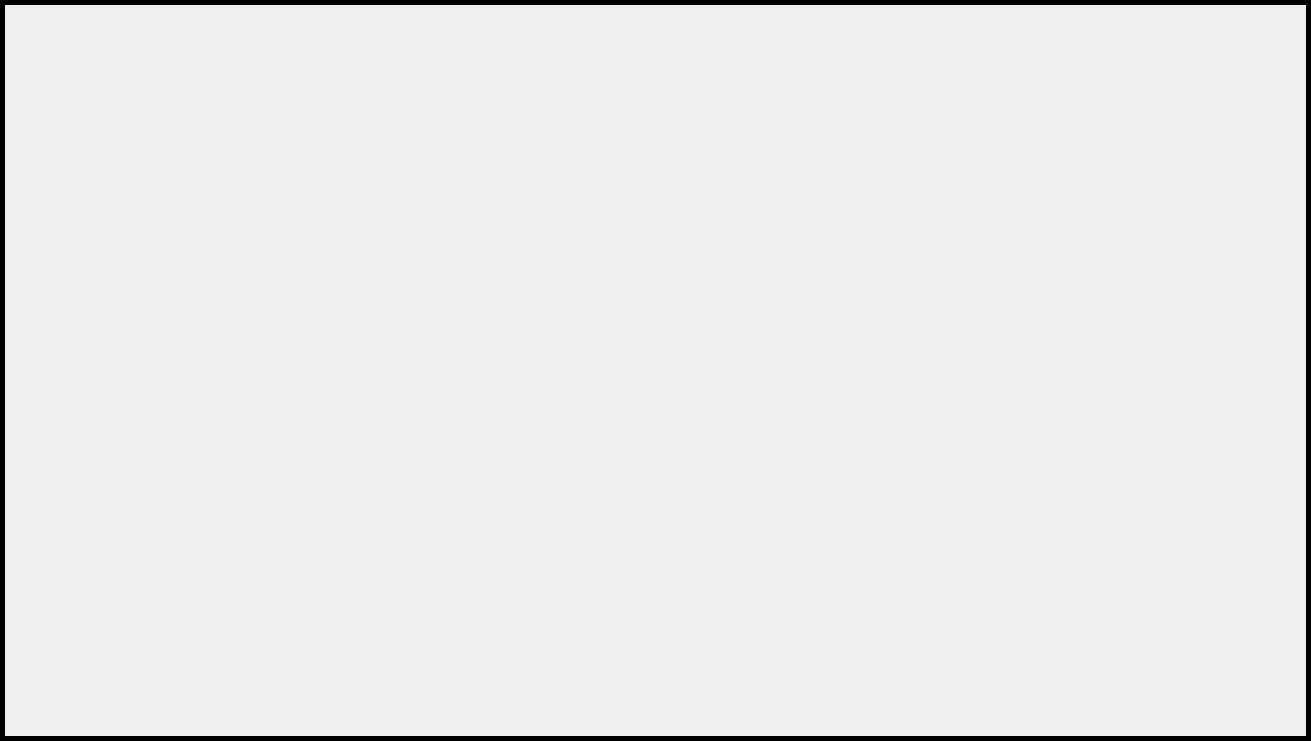
Above: history.ui from SINA-JAHANGIR/Skull-King before the change. Below: the same form after it.
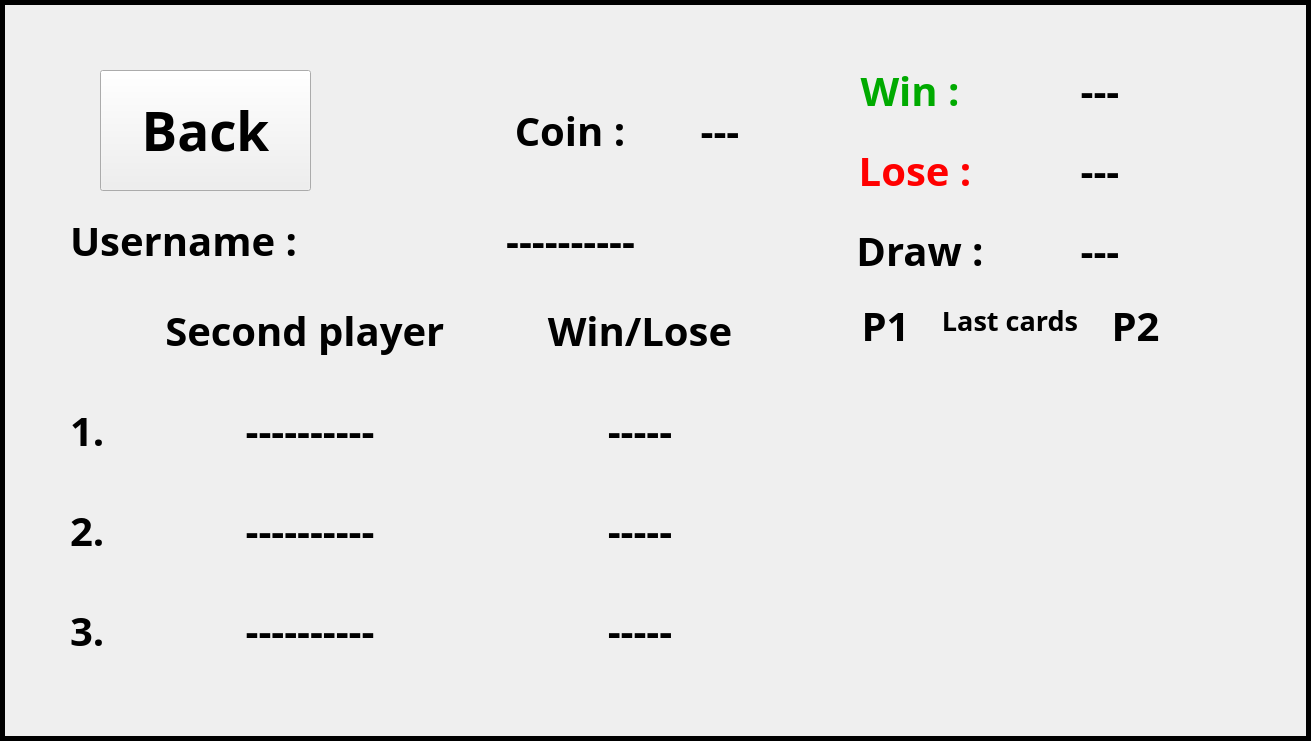
That is the form after the change. Icons and pictures are not drawn.

Commit message: Write history class

What changed in the file:
```diff
--- a/history.ui
+++ b/history.ui
@@ -36,6 +36,594 @@
      <string/>
     </property>
    </widget>
+   <widget class="QLabel" name="lbl_userrname">
+    <property name="geometry">
+     <rect>
+      <x>70</x>
+      <y>190</y>
+      <width>260</width>
+      <height>100</height>
+     </rect>
+    </property>
+    <property name="font">
+     <font>
+      <family>Tempus Sans ITC</family>
+      <pointsize>30</pointsize>
+      <bold>true</bold>
+     </font>
+    </property>
+    <property name="text">
+     <string>Username :</string>
+    </property>
+   </widget>
+   <widget class="QLabel" name="lbl_coin">
+    <property name="geometry">
+     <rect>
+      <x>500</x>
+      <y>80</y>
+      <width>140</width>
+      <height>100</height>
+     </rect>
+    </property>
+    <property name="font">
+     <font>
+      <family>Tempus Sans ITC</family>
+      <pointsize>30</pointsize>
+      <bold>true</bold>
+     </font>
+    </property>
+    <property name="text">
+     <string>Coin :</string>
+    </property>
+    <property name="alignment">
+     <set>Qt::AlignCenter</set>
+    </property>
+   </widget>
+   <widget class="QLabel" name="lbl_1">
+    <property name="geometry">
+     <rect>
+      <x>70</x>
+      <y>380</y>
+      <width>50</width>
+      <height>100</height>
+     </rect>
+    </property>
+    <property name="font">
+     <font>
+      <family>Tempus Sans ITC</family>
+      <pointsize>30</pointsize>
+      <bold>true</bold>
+     </font>
+    </property>
+    <property name="text">
+     <string>1.</string>
+    </property>
+   </widget>
+   <widget class="QLabel" name="lbl_2">
+    <property name="geometry">
+     <rect>
+      <x>70</x>
+      <y>480</y>
+      <width>50</width>
+      <height>100</height>
+     </rect>
+    </property>
+    <property name="font">
+     <font>
+      <family>Tempus Sans ITC</family>
+      <pointsize>30</pointsize>
+      <bold>true</bold>
+     </font>
+    </property>
+    <property name="text">
+     <string>2.</string>
+    </property>
+   </widget>
+   <widget class="QLabel" name="lbl_3">
+    <property name="geometry">
+     <rect>
+      <x>70</x>
+      <y>580</y>
+      <width>50</width>
+      <height>100</height>
+     </rect>
+    </property>
+    <property name="font">
+     <font>
+      <family>Tempus Sans ITC</family>
+      <pointsize>30</pointsize>
+      <bold>true</bold>
+     </font>
+    </property>
+    <property name="text">
+     <string>3.</string>
+    </property>
+   </widget>
+   <widget class="QLabel" name="lbl_second_player">
+    <property name="geometry">
+     <rect>
+      <x>150</x>
+      <y>280</y>
+      <width>320</width>
+      <height>100</height>
+     </rect>
+    </property>
+    <property name="font">
+     <font>
+      <family>Tempus Sans ITC</family>
+      <pointsize>30</pointsize>
+      <bold>true</bold>
+     </font>
+    </property>
+    <property name="text">
+     <string>Second player </string>
+    </property>
+    <property name="alignment">
+     <set>Qt::AlignCenter</set>
+    </property>
+   </widget>
+   <widget class="QLabel" name="lbl_win_lose">
+    <property name="geometry">
+     <rect>
+      <x>530</x>
+      <y>280</y>
+      <width>220</width>
+      <height>100</height>
+     </rect>
+    </property>
+    <property name="font">
+     <font>
+      <family>Tempus Sans ITC</family>
+      <pointsize>30</pointsize>
+      <bold>true</bold>
+     </font>
+    </property>
+    <property name="text">
+     <string>Win/Lose</string>
+    </property>
+    <property name="alignment">
+     <set>Qt::AlignCenter</set>
+    </property>
+   </widget>
+   <widget class="QLabel" name="lbl_last_cards">
+    <property name="geometry">
+     <rect>
+      <x>900</x>
+      <y>270</y>
+      <width>220</width>
+      <height>100</height>
+     </rect>
+    </property>
+    <property name="font">
+     <font>
+      <family>Tempus Sans ITC</family>
+      <pointsize>20</pointsize>
+      <bold>true</bold>
+     </font>
+    </property>
+    <property name="text">
+     <string>Last cards</string>
+    </property>
+    <property name="alignment">
+     <set>Qt::AlignCenter</set>
+    </property>
+   </widget>
+   <widget class="QLabel" name="lbl_p1">
+    <property name="geometry">
+     <rect>
+      <x>850</x>
+      <y>280</y>
+      <width>71</width>
+      <height>91</height>
+     </rect>
+    </property>
+    <property name="font">
+     <font>
+      <family>Tempus Sans ITC</family>
+      <pointsize>30</pointsize>
+      <bold>true</bold>
+     </font>
+    </property>
+    <property name="text">
+     <string>P1</string>
+    </property>
+    <property name="alignment">
+     <set>Qt::AlignCenter</set>
+    </property>
+   </widget>
+   <widget class="QLabel" name="lbl_p2">
+    <property name="geometry">
+     <rect>
+      <x>1100</x>
+      <y>280</y>
+      <width>71</width>
+      <height>91</height>
+     </rect>
+    </property>
+    <property name="font">
+     <font>
+      <family>Tempus Sans ITC</family>
+      <pointsize>30</pointsize>
+      <bold>true</bold>
+     </font>
+    </property>
+    <property name="text">
+     <string>P2</string>
+    </property>
+    <property name="alignment">
+     <set>Qt::AlignCenter</set>
+    </property>
+   </widget>
+   <widget class="QLabel" name="lbl_coin_icon">
+    <property name="geometry">
+     <rect>
+      <x>380</x>
+      <y>80</y>
+      <width>100</width>
+      <height>100</height>
+     </rect>
+    </property>
+    <property name="styleSheet">
+     <string notr="true">image: url(:/photos/coin.png);</string>
+    </property>
+    <property name="text">
+     <string/>
+    </property>
+   </widget>
+   <widget class="QLabel" name="lbl_p2_username_1">
+    <property name="geometry">
+     <rect>
+      <x>150</x>
+      <y>380</y>
+      <width>320</width>
+      <height>100</height>
+     </rect>
+    </property>
+    <property name="font">
+     <font>
+      <family>Tempus Sans ITC</family>
+      <pointsize>30</pointsize>
+      <bold>true</bold>
+     </font>
+    </property>
+    <property name="text">
+     <string>----------</string>
+    </property>
+    <property name="alignment">
+     <set>Qt::AlignCenter</set>
+    </property>
+   </widget>
+   <widget class="QLabel" name="lbl_p2_username_2">
+    <property name="geometry">
+     <rect>
+      <x>150</x>
+      <y>480</y>
+      <width>320</width>
+      <height>100</height>
+     </rect>
+    </property>
+    <property name="font">
+     <font>
+      <family>Tempus Sans ITC</family>
+      <pointsize>30</pointsize>
+      <bold>true</bold>
+     </font>
+    </property>
+    <property name="text">
+     <string>----------</string>
+    </property>
+    <property name="alignment">
+     <set>Qt::AlignCenter</set>
+    </property>
+   </widget>
+   <widget class="QLabel" name="lbl_p2_username_3">
+    <property name="geometry">
+     <rect>
+      <x>150</x>
+      <y>580</y>
+      <width>320</width>
+      <height>100</height>
+     </rect>
+    </property>
+    <property name="font">
+     <font>
+      <family>Tempus Sans ITC</family>
+      <pointsize>30</pointsize>
+      <bold>true</bold>
+     </font>
+    </property>
+    <property name="text">
+     <string>----------</string>
+    </property>
+    <property name="alignment">
+     <set>Qt::AlignCenter</set>
+    </property>
+   </widget>
+   <widget class="QLabel" name="lbl_p1_win_lose_1">
+    <property name="geometry">
+     <rect>
+      <x>530</x>
+      <y>380</y>
+      <width>220</width>
+      <height>100</height>
+     </rect>
+    </property>
+    <property name="font">
+     <font>
+      <family>Tempus Sans ITC</family>
+      <pointsize>30</pointsize>
+      <bold>true</bold>
+     </font>
+    </property>
+    <property name="text">
+     <string>-----</string>
+    </property>
+    <property name="alignment">
+     <set>Qt::AlignCenter</set>
+    </property>
+   </widget>
+   <widget class="QLabel" name="lbl_p1_win_lose_2">
+    <property name="geometry">
+     <rect>
+      <x>530</x>
+      <y>480</y>
+      <width>220</width>
+      <height>100</height>
+     </rect>
+    </property>
+    <property name="font">
+     <font>
+      <family>Tempus Sans ITC</family>
+      <pointsize>30</pointsize>
+      <bold>true</bold>
+     </font>
+    </property>
+    <property name="text">
+     <string>-----</string>
+    </property>
+    <property name="alignment">
+     <set>Qt::AlignCenter</set>
+    </property>
+   </widget>
+   <widget class="QLabel" name="lbl_p1_win_lose_3">
+    <property name="geometry">
+     <rect>
+      <x>530</x>
+      <y>580</y>
+      <width>220</width>
+      <height>100</height>
+     </rect>
+    </property>
+    <property name="font">
+     <font>
+      <family>Tempus Sans ITC</family>
+      <pointsize>30</pointsize>
+      <bold>true</bold>
+     </font>
+    </property>
+    <property name="text">
+     <string>-----</string>
+    </property>
+    <property name="alignment">
+     <set>Qt::AlignCenter</set>
+    </property>
+   </widget>
+   <widget class="QLabel" name="lbl_p1_username">
+    <property name="geometry">
+     <rect>
+      <x>320</x>
+      <y>190</y>
+      <width>501</width>
+      <height>100</height>
+     </rect>
+    </property>
+    <property name="font">
+     <font>
+      <family>Tempus Sans ITC</family>
+      <pointsize>30</pointsize>
+      <bold>true</bold>
+     </font>
+    </property>
+    <property name="text">
+     <string>----------</string>
+    </property>
+    <property name="alignment">
+     <set>Qt::AlignCenter</set>
+    </property>
+   </widget>
+   <widget class="QLabel" name="lbl_coin_number">
+    <property name="geometry">
+     <rect>
+      <x>620</x>
+      <y>80</y>
+      <width>200</width>
+      <height>100</height>
+     </rect>
+    </property>
+    <property name="font">
+     <font>
+      <family>Tempus Sans ITC</family>
+      <pointsize>30</pointsize>
+      <bold>true</bold>
+     </font>
+    </property>
+    <property name="text">
+     <string>---</string>
+    </property>
+    <property name="alignment">
+     <set>Qt::AlignCenter</set>
+    </property>
+   </widget>
+   <widget class="QLabel" name="lbl_lose_number">
+    <property name="geometry">
+     <rect>
+      <x>1000</x>
+      <y>120</y>
+      <width>200</width>
+      <height>100</height>
+     </rect>
+    </property>
+    <property name="font">
+     <font>
+      <family>Tempus Sans ITC</family>
+      <pointsize>30</pointsize>
+      <bold>true</bold>
+     </font>
+    </property>
+    <property name="text">
+     <string>---</string>
+    </property>
+    <property name="alignment">
+     <set>Qt::AlignCenter</set>
+    </property>
+   </widget>
+   <widget class="QLabel" name="lbl_draw_number">
+    <property name="geometry">
+     <rect>
+      <x>1000</x>
+      <y>200</y>
+      <width>200</width>
+      <height>100</height>
+     </rect>
+    </property>
+    <property name="font">
+     <font>
+      <family>Tempus Sans ITC</family>
+      <pointsize>30</pointsize>
+      <bold>true</bold>
+     </font>
+    </property>
+    <property name="text">
+     <string>---</string>
+    </property>
+    <property name="alignment">
+     <set>Qt::AlignCenter</set>
+    </property>
+   </widget>
+   <widget class="QLabel" name="lbl_win">
+    <property name="geometry">
+     <rect>
+      <x>850</x>
+      <y>40</y>
+      <width>120</width>
+      <height>100</height>
+     </rect>
+    </property>
+    <property name="font">
+     <font>
+      <family>Tempus Sans ITC</family>
+      <pointsize>30</pointsize>
+      <bold>true</bold>
+     </font>
+    </property>
+    <property name="styleSheet">
+     <string notr="true">color: rgb(0, 170, 0);</string>
+    </property>
+    <property name="text">
+     <string>Win :</string>
+    </property>
+    <property name="alignment">
+     <set>Qt::AlignCenter</set>
+    </property>
+   </widget>
+   <widget class="QLabel" name="lbl_draw">
+    <property name="geometry">
+     <rect>
+      <x>850</x>
+      <y>200</y>
+      <width>140</width>
+      <height>100</height>
+     </rect>
+    </property>
+    <property name="font">
+     <font>
+      <family>Tempus Sans ITC</family>
+      <pointsize>30</pointsize>
+      <bold>true</bold>
+     </font>
+    </property>
+    <property name="text">
+     <string>Draw :</string>
+    </property>
+    <property name="alignment">
+     <set>Qt::AlignCenter</set>
+    </property>
+   </widget>
+   <widget class="QLabel" name="lbl_win_number">
+    <property name="geometry">
+     <rect>
+      <x>1000</x>
+      <y>40</y>
+      <width>200</width>
+      <height>100</height>
+     </rect>
+    </property>
+    <property name="font">
+     <font>
+      <family>Tempus Sans ITC</family>
+      <pointsize>30</pointsize>
+      <bold>true</bold>
+     </font>
+    </property>
+    <property name="text">
+     <string>---</string>
+    </property>
+    <property name="alignment">
+     <set>Qt::AlignCenter</set>
+    </property>
+   </widget>
+   <widget class="QLabel" name="lbl_lose">
+    <property name="geometry">
+     <rect>
+      <x>850</x>
+      <y>120</y>
+      <width>130</width>
+      <height>100</height>
+     </rect>
+    </property>
+    <property name="font">
+     <font>
+      <family>Tempus Sans ITC</family>
+      <pointsize>30</pointsize>
+      <bold>true</bold>
+     </font>
+    </property>
+    <property name="styleSheet">
+     <string notr="true">color: rgb(255, 0, 0);</string>
+    </property>
+    <property name="text">
+     <string>Lose :</string>
+    </property>
+    <property name="alignment">
+     <set>Qt::AlignCenter</set>
+    </property>
+   </widget>
+   <widget class="QPushButton" name="btn_back">
+    <property name="enabled">
+     <bool>true</bool>
+    </property>
+    <property name="geometry">
+     <rect>
+      <x>100</x>
+      <y>70</y>
+      <width>211</width>
+      <height>121</height>
+     </rect>
+    </property>
+    <property name="font">
+     <font>
+      <family>Tempus Sans ITC</family>
+      <pointsize>40</pointsize>
+      <bold>true</bold>
+     </font>
+    </property>
+    <property name="styleSheet">
+     <string notr="true">image: url(:/photos/playground.png);</string>
+    </property>
+    <property name="text">
+     <string>Back</string>
+    </property>
+   </widget>
   </widget>
  </widget>
  <resources/>
```
The commit also changes 31 other files.
